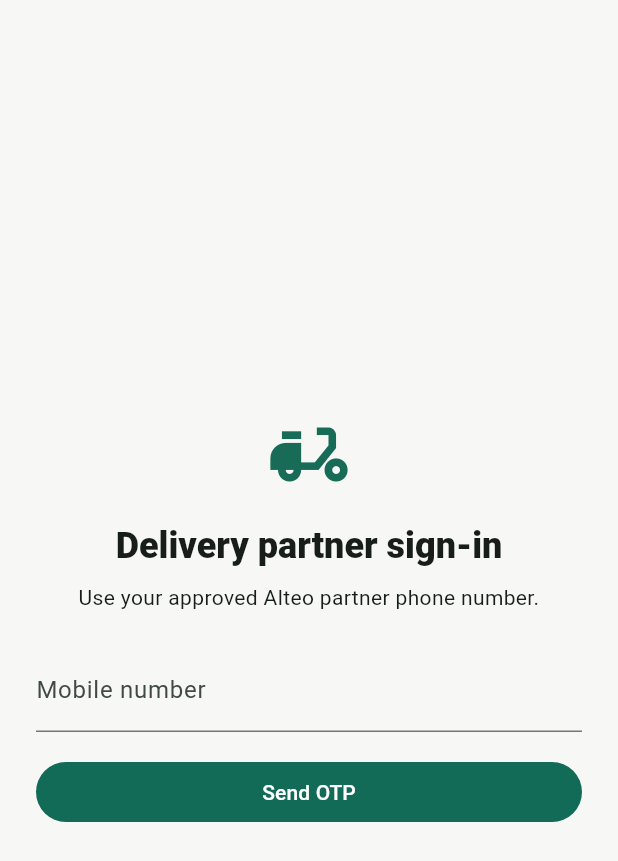
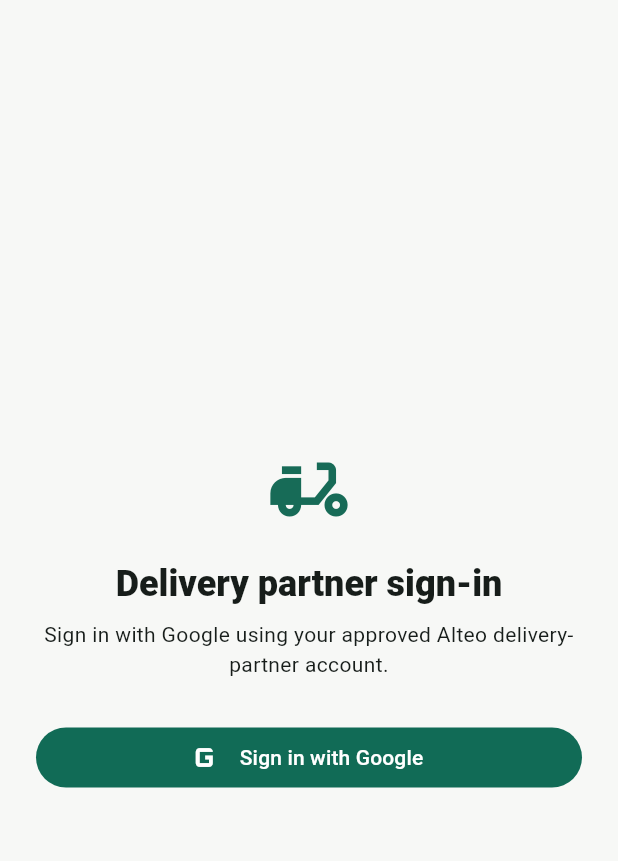
Before and after one commit to mauryasujeet698-svg/Alteo, a Flutter app: the _LoginScreen screen opened directly with empty values, on a phone screen of 412 x 824 dp. Shown: the top 861 px of the screen. Run offline on Flutter 3.47's test engine with Material 3 defaults, Android fonts, the phone set to English and light mode, and no system bars; our stand-ins replace supabase_flutter; missing offline and left inert: mapbox_maps_flutter; accounts and stored records are empty.

Commit message:
Use Google-only sign-in across Alteo apps

```diff
--- a/apps/delivery_partner/lib/main.dart
+++ b/apps/delivery_partner/lib/main.dart
@@ -76,69 +76,71 @@
 }
 
 class _LoginScreen extends StatefulWidget {
-  const _LoginScreen({required this.client});
+  const _LoginScreen({super.key, required this.client});
   final SupabaseClient client;
   @override
-  State<_LoginScreen> createState() => _LoginScreenState();
+  State<_LoginScreen> createState() => __LoginScreenState();
 }
-class _LoginScreenState extends State<_LoginScreen> {
-  final _phone = TextEditingController();
-  final _otp = TextEditingController();
-  bool _sent = false, _busy = false;
+class __LoginScreenState extends State<_LoginScreen> {
+  bool _busy = false;
   String? _error;
-  @override
-  void dispose() { _phone.dispose(); _otp.dispose(); super.dispose(); }
-  Future<void> _submit() async {
-    final phone = _phone.text.trim();
-    if (!_sent && !RegExp(r'^\+[1-9]\d{7,14}$').hasMatch(phone)) {
-      setState(() => _error = 'Enter phone with country code, e.g. +919876543210.');
-      return;
-    }
-    if (_sent && !RegExp(r'^\d{6}$').hasMatch(_otp.text.trim())) {
-      setState(() => _error = 'Enter the six-digit code.');
-      return;
-    }
+
+  Future<void> _googleSignIn() async {
     setState(() { _busy = true; _error = null; });
     try {
-      if (!_sent) {
-        await widget.client.auth.signInWithOtp(phone: phone);
-        if (mounted) setState(() => _sent = true);
-      } else {
-        await widget.client.auth.verifyOTP(phone: phone, token: _otp.text.trim(), type: OtpType.sms);
-      }
+      await widget.client.auth.signInWithOAuth(
+        OAuthProvider.google,
+        redirectTo: 'alteo://login-callback',
+      );
     } on AuthException catch (e) {
       if (mounted) setState(() => _error = e.message);
     } catch (_) {
-      if (mounted) setState(() => _error = 'Sign-in failed. Check SMS provider configuration.');
-    } finally { if (mounted) setState(() => _busy = false); }
+      if (mounted) setState(() => _error = 'Google sign-in could not start. Check that Google is enabled in Supabase Auth and the Alteo redirect URL is allowed.');
+    } finally {
+      if (mounted) setState(() => _busy = false);
+    }
   }
+
   @override
-  Widget build(BuildContext context) => Scaffold(body: SafeArea(child: Center(child: SingleChildScrollView(
-    padding: const EdgeInsets.all(24),
-    child: ConstrainedBox(constraints: const BoxConstraints(maxWidth: 420), child: Column(
-      crossAxisAlignment: CrossAxisAlignment.stretch, children: [
-        const Icon(Icons.delivery_dining, size: 62, color: Color(0xFF176B57)),
-        const SizedBox(height: 14), Text('Delivery partner sign-in', textAlign: TextAlign.center,
-          style: Theme.of(context).textTheme.headlineSmall?.copyWith(fontWeight: FontWeight.w800)),
-        const SizedBox(height: 8), const Text('Use your approved Alteo partner phone number.', textAlign: TextAlign.center),
-        const SizedBox(height: 24),
-        TextField(controller: _phone, keyboardType: TextInputType.phone,
-          decoration: const InputDecoration(labelText: 'Mobile number', hintText: '+919876543210')),
-        if (_sent) ...[
-          const SizedBox(height: 12), TextField(controller: _otp, keyboardType: TextInputType.number, maxLength: 6,
-            decoration: const InputDecoration(labelText: 'SMS code')),
-        ],
-        if (_error != null) Padding(padding: const EdgeInsets.only(top: 10),
-          child: Text(_error!, style: TextStyle(color: Theme.of(context).colorScheme.error))),
-        const SizedBox(height: 16),
-        FilledButton(onPressed: _busy ? null : _submit, child: _busy
-          ? const SizedBox(width: 20, height: 20, child: CircularProgressIndicator(strokeWidth: 2))
-          : Text(_sent ? 'Verify and continue' : 'Send OTP')),
-        if (_sent) TextButton(onPressed: _busy ? null : () => setState(() { _sent = false; _otp.clear(); _error = null; }),
-          child: const Text('Change phone number')),
-      ],
-    )),
-  ))));
+  Widget build(BuildContext context) => Scaffold(
+    body: SafeArea(
+      child: Center(
+        child: SingleChildScrollView(
+          padding: const EdgeInsets.all(24),
+          child: ConstrainedBox(
+            constraints: const BoxConstraints(maxWidth: 420),
+            child: Column(
+              mainAxisSize: MainAxisSize.min,
+              crossAxisAlignment: CrossAxisAlignment.stretch,
+              children: [
+                Icon(Icons.delivery_dining, size: 62, color: const Color(0xFF176B57)),
+                const SizedBox(height: 16),
+                Text("Delivery partner sign-in", textAlign: TextAlign.center,
+                  style: Theme.of(context).textTheme.headlineSmall?.copyWith(fontWeight: FontWeight.w800)),
+                const SizedBox(height: 8),
+                const Text("Sign in with Google using your approved Alteo delivery-partner account.", textAlign: TextAlign.center),
+                const SizedBox(height: 28),
+                FilledButton.icon(
+                  onPressed: _busy ? null : _googleSignIn,
+                  icon: const Icon(Icons.g_mobiledata, size: 30),
+                  label: const Text('Sign in with Google'),
+                ),
+                if (_busy) const Padding(
+                  padding: EdgeInsets.only(top: 16),
+                  child: Center(child: CircularProgressIndicator()),
+                ),
+                if (_error != null) Padding(
+                  padding: const EdgeInsets.only(top: 16),
+                  child: Text(_error!, textAlign: TextAlign.center,
+                    style: TextStyle(color: Theme.of(context).colorScheme.error)),
+                ),
+              ],
+            ),
+          ),
+        ),
+      ),
+    ),
+  );
 }
 
 class _DeliveryRoleGate extends StatefulWidget {
```
